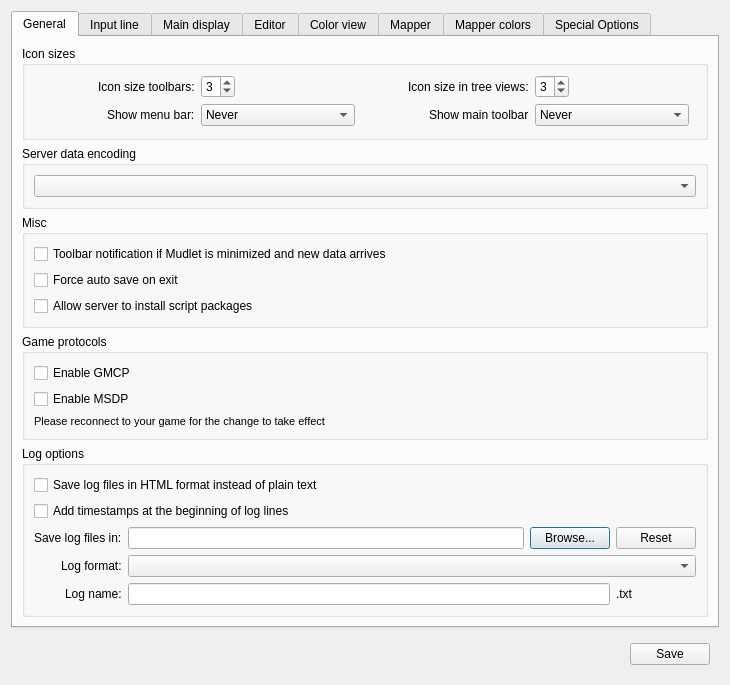
This is src/ui/profile_preferences.ui in Mudlet/Mudlet as Qt 5 draws it before an edit. The edited form follows.
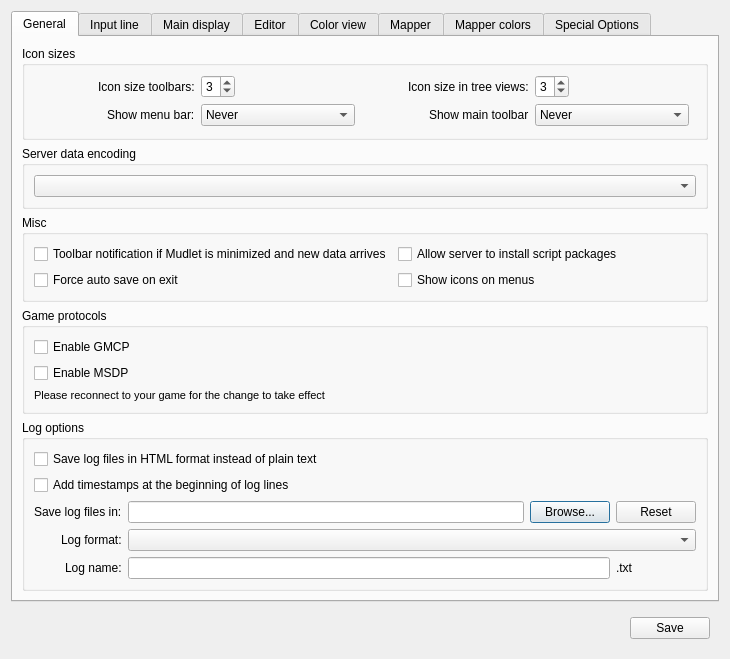
This is the edited form. Icons and pictures are not drawn. Custom widgets are drawn as their Qt base class.

Commit message: Enhance: add manual override control for icons on menus

```diff
--- a/src/ui/profile_preferences.ui
+++ b/src/ui/profile_preferences.ui
@@ -198,28 +198,44 @@
          <property name="title">
           <string>Misc</string>
          </property>
-         <layout class="QVBoxLayout" name="verticalLayout">
-          <item>
+         <layout class="QGridLayout" name="gridLayout_15">
+          <item row="0" column="0">
            <widget class="QCheckBox" name="mAlertOnNewData">
             <property name="text">
              <string>Toolbar notification if Mudlet is minimized and new data arrives</string>
             </property>
            </widget>
           </item>
-          <item>
-           <widget class="QCheckBox" name="mFORCE_SAVE_ON_EXIT">
-            <property name="text">
-             <string>Force auto save on exit</string>
-            </property>
-           </widget>
-          </item>
-          <item>
+          <item row="0" column="1">
            <widget class="QCheckBox" name="acceptServerGUI">
             <property name="text">
              <string>Allow server to install script packages</string>
             </property>
            </widget>
           </item>
+          <item row="1" column="0">
+           <widget class="QCheckBox" name="mFORCE_SAVE_ON_EXIT">
+            <property name="text">
+             <string>Force auto save on exit</string>
+            </property>
+           </widget>
+          </item>
+          <item row="1" column="1">
+           <widget class="QCheckBox" name="checkBox_showIconsOnMenus">
+            <property name="text">
+             <string>Show icons on menus</string>
+            </property>
+            <property name="checkable">
+             <bool>true</bool>
+            </property>
+            <property name="checked">
+             <bool>false</bool>
+            </property>
+            <property name="tristate">
+             <bool>true</bool>
+            </property>
+           </widget>
+          </item>
          </layout>
         </widget>
        </item>
```
The commit also changes 3 other files.
